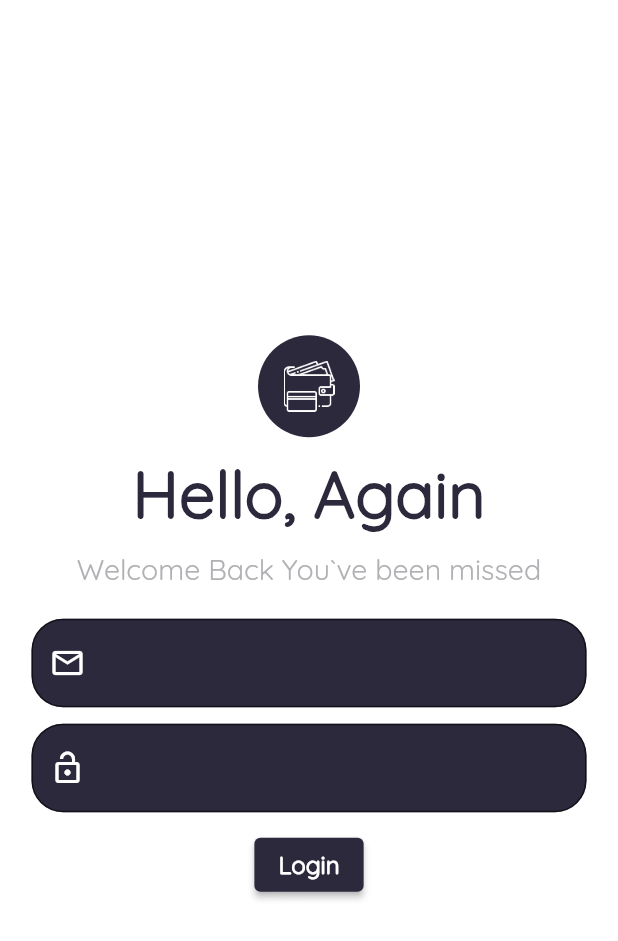
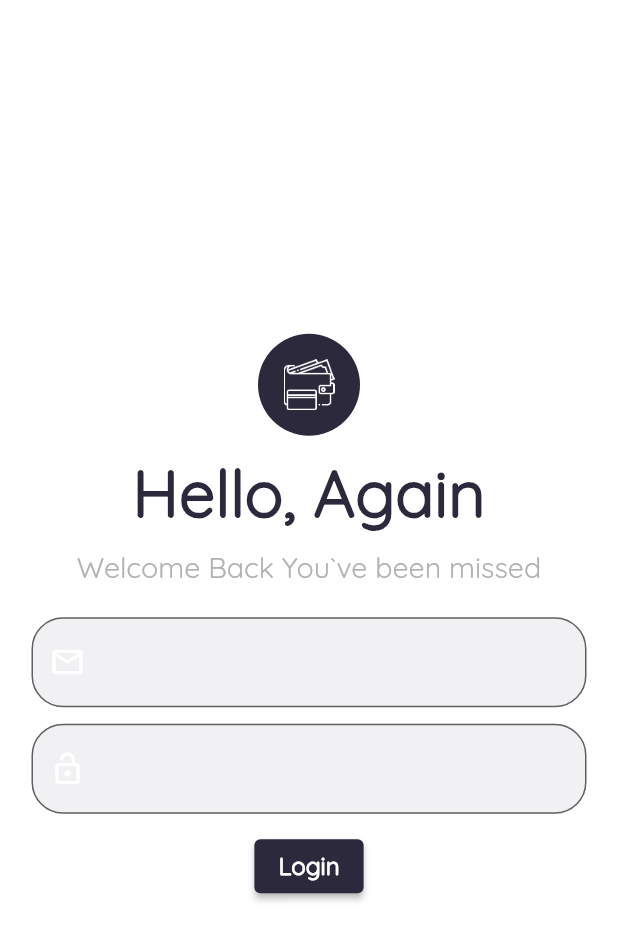
Before and after one commit to BILALAHMAD5587/expenser, a Flutter app: the screen it shows after launch, on a phone screen of 412 x 824 dp. Shown: the top 941 px of the screen. Run offline on Flutter 3.47's test engine with Material 2 defaults, Android fonts, the phone set to English and light mode, and no system bars.

Commit message:
expenser_app

```diff
--- a/lib/main.dart
+++ b/lib/main.dart
@@ -15,11 +15,13 @@ class MyApp extends StatelessWidget {
       title: 'Flutter Demo',
       themeMode: ThemeMode.light,
       darkTheme: ThemeData(
+          brightness: Brightness.dark,
           primarySwatch: createMaterialColor(MyColors.bgBColor),
           backgroundColor: MyColors.bgBColor,
           canvasColor: MyColors.bgWColor,
           shadowColor: MyColors.LighttextBColor),
       theme: ThemeData(
+          brightness: Brightness.light,
           primarySwatch: createMaterialColor(MyColors.bgWColor),
           backgroundColor: MyColors.bgWColor,
           canvasColor: MyColors.bgBColor,
--- a/lib/screens/user_onboarding/login/login_page.dart
+++ b/lib/screens/user_onboarding/login/login_page.dart
@@ -1,6 +1,6 @@
 import 'package:expenser_app/ui/custom_widgets/custom_logo_stack.dart';
 import 'package:expenser_app/ui/custom_widgets/custom_rounded_btn.dart';
-import 'package:expenser_app/ui/custom_widgets/custom_textfiled.dart';
+import 'package:expenser_app/ui/custom_widgets/custom_text_filed.dart';
 import 'package:expenser_app/ui/custom_widgets/ui_helper.dart';
 import 'package:flutter/material.dart';
 
@@ -19,7 +19,16 @@ class _LoginPageState extends State<LoginPage> {
   Widget build(BuildContext context) {
     return Scaffold(
       backgroundColor: Theme.of(context).backgroundColor,
-      body: Center(
+      body: MediaQuery.of(context).size.height > 350
+          ? mainUI()
+          : SingleChildScrollView(
+              child: mainUI(),
+            ),
+    );
+  }
+
+  Widget mainUI() {
+    return Center(
       child: Padding(
         padding: const EdgeInsets.only(left: 21, right: 21),
         child: Column(
@@ -51,7 +60,9 @@ class _LoginPageState extends State<LoginPage> {
             ),
             CustomTextFiled(
               mcontroller: userNameController,
-                mfillcolor: Theme.of(context).canvasColor,
+              mfillcolor: Theme.of(context).brightness == Brightness.light
+                  ? MyColors.secondryWColor
+                  : MyColors.secoundryBColor,
               micon: Icons.email_outlined,
             ),
             SizedBox(
@@ -59,7 +70,9 @@ class _LoginPageState extends State<LoginPage> {
             ),
             CustomTextFiled(
               mcontroller: passController,
-                mfillcolor: Theme.of(context).canvasColor,
+              mfillcolor: Theme.of(context).brightness == Brightness.light
+                  ? MyColors.secondryWColor
+                  : MyColors.secoundryBColor,
               micon: Icons.lock_open_outlined,
             ),
             SizedBox(
@@ -69,7 +82,6 @@ class _LoginPageState extends State<LoginPage> {
           ],
         ),
       ),
-      ),
     );
   }
 }
--- a/lib/ui/custom_widgets/custom_textfiled.dart
+++ b/lib/ui/custom_widgets/custom_text_filed.dart
@@ -1,3 +1,4 @@
+import 'package:expenser_app/ui/custom_widgets/ui_helper.dart';
 import 'package:flutter/material.dart';
 
 class CustomTextFiled extends StatelessWidget {
@@ -14,6 +15,10 @@ class CustomTextFiled extends StatelessWidget {
   Widget build(BuildContext context) {
     return TextField(
       controller: mcontroller,
+      style: mTextStylr16(
+          mColor: Theme.of(context).brightness == Brightness.light
+              ? MyColors.textWColor
+              : MyColors.textBColor),
       decoration: InputDecoration(
           prefixIcon: Icon(micon),
           iconColor: Theme.of(context).backgroundColor,
```
Lines whose indentation alone changed are shown as unchanged.
